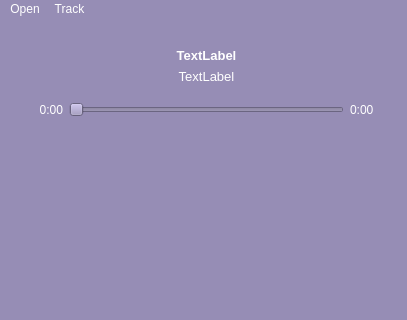
This is App/resources/ui/MainWindow.ui in senatrkosarev/AudioPlayer as Qt 5 draws it before an edit; both pictures show x 0 to 407 and y 0 to 320 of the 407 by 525 pixel window. The edited form follows.
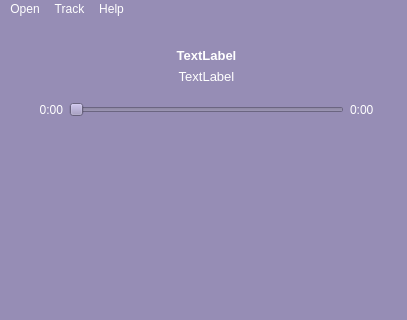
This is the edited form. Icons and pictures are not drawn.

Diff of the .ui file:
```diff
--- a/App/resources/ui/MainWindow.ui
+++ b/App/resources/ui/MainWindow.ui
@@ -533,8 +533,15 @@
     </property>
     <addaction name="properties_action"/>
    </widget>
+   <widget class="QMenu" name="menuHelp">
+    <property name="title">
+     <string>Help</string>
+    </property>
+    <addaction name="about_action"/>
+   </widget>
    <addaction name="menuOpen"/>
    <addaction name="menuTrack"/>
+   <addaction name="menuHelp"/>
   </widget>
   <widget class="QStatusBar" name="statusbar"/>
   <action name="action">
```
Left out of the diff: 8 changed lines with no effect on the pictures.
